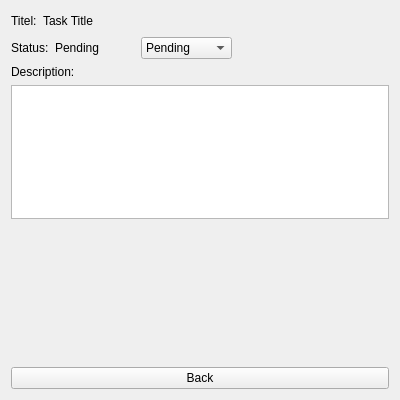
The window that LifeLog/src/life_log/ui/views/detail_window.ui (38lukas/LearningPython) describes before a commit, drawn with Qt 5.
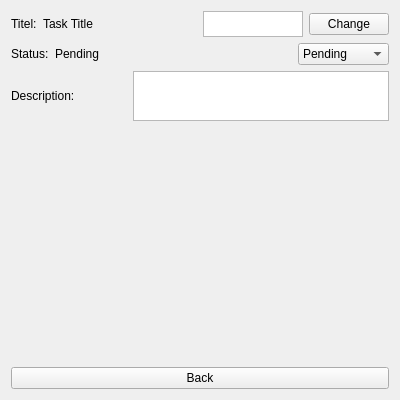
The same window after the commit.

Patch:
```diff
--- a/LifeLog/src/life_log/ui/views/detail_window.ui
+++ b/LifeLog/src/life_log/ui/views/detail_window.ui
@@ -45,12 +45,29 @@
          </property>
          <property name="sizeHint" stdset="0">
           <size>
-           <width>24</width>
+           <width>40</width>
            <height>20</height>
           </size>
          </property>
         </spacer>
        </item>
+       <item>
+        <widget class="QTextEdit" name="title_entry">
+         <property name="maximumSize">
+          <size>
+           <width>100</width>
+           <height>26</height>
+          </size>
+         </property>
+        </widget>
+       </item>
+       <item>
+        <widget class="QPushButton" name="title_apply_button">
+         <property name="text">
+          <string>Change</string>
+         </property>
+        </widget>
+       </item>
       </layout>
      </item>
      <item>
@@ -75,6 +92,19 @@
          </property>
         </widget>
        </item>
+       <item>
+        <spacer name="status_spacer">
+         <property name="orientation">
+          <enum>Qt::Orientation::Horizontal</enum>
+         </property>
+         <property name="sizeHint" stdset="0">
+          <size>
+           <width>40</width>
+           <height>20</height>
+          </size>
+         </property>
+        </spacer>
+       </item>
        <item>
         <widget class="QComboBox" name="status_menu">
          <property name="editable">
@@ -100,8 +130,19 @@
          </item>
         </widget>
        </item>
+      </layout>
+     </item>
+     <item>
+      <layout class="QHBoxLayout" name="description_layout">
        <item>
-        <spacer name="horizontalSpacer">
+        <widget class="QLabel" name="description_label">
+         <property name="text">
+          <string>Description:</string>
+         </property>
+        </widget>
+       </item>
+       <item>
+        <spacer name="description_spacer">
          <property name="orientation">
           <enum>Qt::Orientation::Horizontal</enum>
          </property>
@@ -113,18 +154,18 @@
          </property>
         </spacer>
        </item>
+       <item>
+        <widget class="QTextEdit" name="description_entry">
+         <property name="maximumSize">
+          <size>
+           <width>16777215</width>
+           <height>50</height>
+          </size>
+         </property>
+        </widget>
+       </item>
       </layout>
      </item>
-     <item>
-      <widget class="QLabel" name="description_label">
-       <property name="text">
-        <string>Description:</string>
-       </property>
-      </widget>
-     </item>
-     <item>
-      <widget class="QTextEdit" name="description_entry"/>
-     </item>
     </layout>
    </item>
    <item>
```
Left out of the diff: 6 changed lines with no effect on the pictures.
